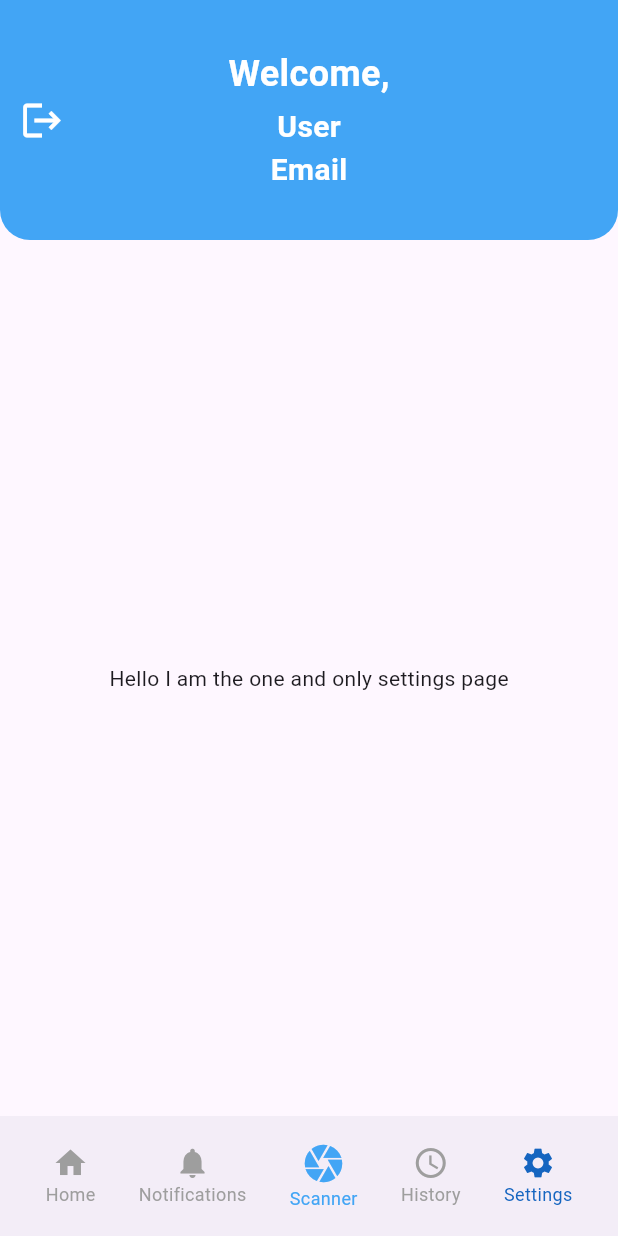
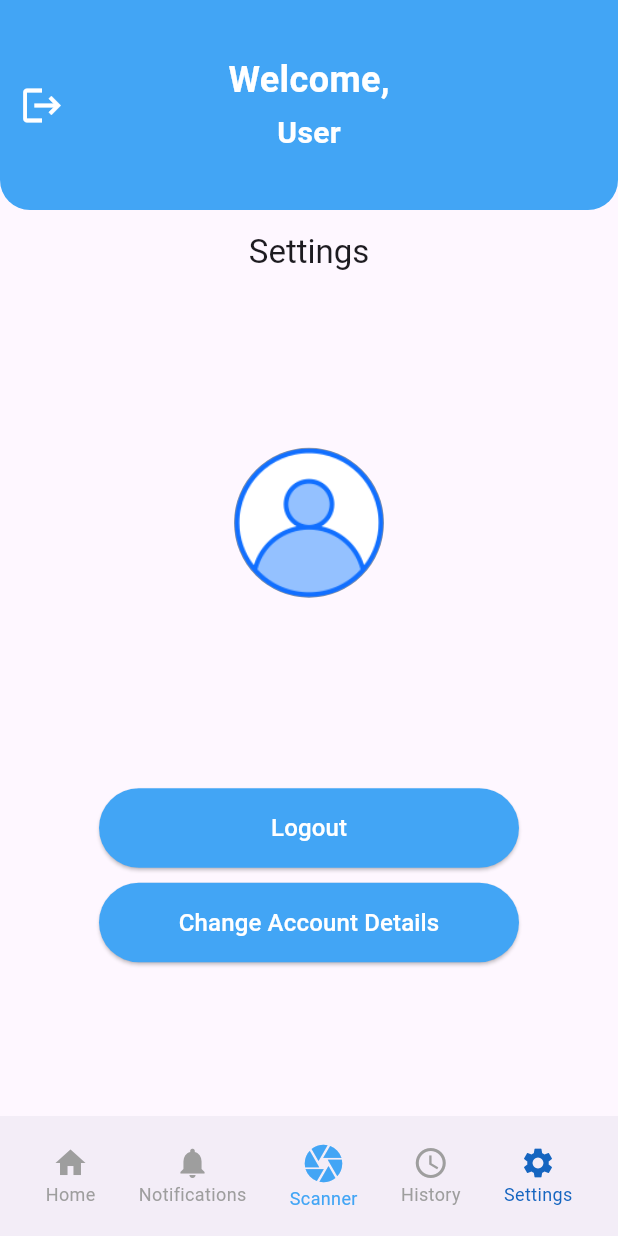
Before and after one commit to sumira/lottery-scanner-app, a Flutter app: the screen it shows after launch, item 5 of the bottom bar chosen, on a phone screen of 412 x 824 dp. Run offline on Flutter 3.47's test engine with Material 3 defaults, Android fonts, the light colour scheme and no system bars; our stand-ins replace cloud_firestore, firebase_auth, firebase_core; accounts and stored records are empty.

Commit message:
settings screen added

```diff
--- a/lib/pages/settings.dart
+++ b/lib/pages/settings.dart
@@ -1,16 +1,110 @@
+// File: lib/pages/settings_page.dart
+
+import 'package:cloud_firestore/cloud_firestore.dart';
+import 'package:firebase_auth/firebase_auth.dart';
 import 'package:flutter/material.dart';
+import 'package:lottery_app/services/authentication.dart';
 
-class SettingsPage extends StatelessWidget {
-  const SettingsPage({super.key});
+class SettingsPage extends StatefulWidget {
+  const SettingsPage({Key? key}) : super(key: key);
+
+  @override
+  _SettingsPageState createState() => _SettingsPageState();
+}
+
+class _SettingsPageState extends State<SettingsPage> {
+  // Services
+  final AuthServices _authServices = AuthServices();
+  final FirebaseAuth _auth = FirebaseAuth.instance;
+  final FirebaseFirestore _firestore = FirebaseFirestore.instance;
+
+  // User information
+  String userName = '';
+  String userEmail = '';
+
+  @override
+  void initState() {
+    super.initState();
+    _loadUserData();
+  }
+
+  Future<void> _loadUserData() async {
+    User? user = _auth.currentUser;
+    if (user != null) {
+      DocumentSnapshot userData =
+          await _firestore.collection('users').doc(user.uid).get();
+      setState(() {
+        userName = userData['name'] ?? 'Unknown User';
+        userEmail = user.email ?? '';
+      });
+    }
+  }
 
   @override
   Widget build(BuildContext context) {
-    return const Scaffold(
-        body: Center(
-      child: Column(
-        mainAxisAlignment: MainAxisAlignment.center,
-        children: [Text("Hello I am the one and only settings page")],
+    return Scaffold(
+      appBar: AppBar(
+        title: const Center(child: Text('Settings')),
       ),
-    ));
+      body: Center(
+        child: Column(
+          mainAxisAlignment: MainAxisAlignment.center,
+          children: [
+            const CircleAvatar(
+              radius: 50,
+              backgroundImage: AssetImage('assets/signup.png'),
+              backgroundColor: Colors.grey,
+            ),
+            const SizedBox(height: 20),
+            Text(
+              userName,
+              style: const TextStyle(fontSize: 24, fontWeight: FontWeight.bold),
+            ),
+            const SizedBox(height: 10),
+            Text(
+              userEmail,
+              style: TextStyle(fontSize: 16, color: Colors.grey[600]),
+            ),
+            const SizedBox(height: 40),
+            SettingsButton(
+              text: 'Logout',
+              onPressed: () async {
+                await _authServices.signOut();
+                Navigator.of(context).pushReplacementNamed('/login');
+              },
+            ),
+            const SizedBox(height: 10),
+            SettingsButton(
+              text: 'Change Account Details',
+              onPressed: () {},
+            ),
+          ],
+        ),
+      ),
+    );
   }
 }
+
+class SettingsButton extends StatelessWidget {
+  final String text;
+  final VoidCallback onPressed;
+
+  const SettingsButton({required this.text, required this.onPressed, Key? key})
+      : super(key: key);
+
+  @override
+  Widget build(BuildContext context) {
+    return ElevatedButton(
+      onPressed: onPressed,
+      style: ElevatedButton.styleFrom(
+        backgroundColor: Colors.blue[400],
+        padding: const EdgeInsets.symmetric(horizontal: 50, vertical: 15),
+        minimumSize: const Size(280, 50),
+      ),
+      child: Text(
+        text,
+        style: const TextStyle(color: Colors.white, fontSize: 16),
+      ),
+    );
+  }
+}
--- a/lib/screens/home/home.dart
+++ b/lib/screens/home/home.dart
@@ -2,7 +2,6 @@ import 'package:firebase_auth/firebase_auth.dart';
 import 'package:flutter/material.dart';
 import 'package:lottery_app/pages/login/signUp/login.dart';
 import 'package:lottery_app/pages/scanner.dart';
-import 'package:lottery_app/routes/routes.dart';
 import 'package:lottery_app/screens/home/home_page.dart';
 import 'package:lottery_app/pages/lottery_history.dart';
 import 'package:lottery_app/pages/notifications.dart';
@@ -20,7 +19,7 @@ class Home extends StatefulWidget {
 class _HomeState extends State<Home> {
   int _selectedIndex = 0;
   String? userName;
-  String? userEmail;
+  //String? userEmail;
 
   @override
   void initState() {
@@ -41,7 +40,7 @@ class _HomeState extends State<Home> {
         if (userSnapshot.docs.isNotEmpty) {
           setState(() {
             userName = userSnapshot.docs.first['name'];
-            userEmail = userSnapshot.docs.first['email'];
+            //userEmail = userSnapshot.docs.first['email'];
           });
         } else {
           setState(() {
@@ -81,7 +80,7 @@ class _HomeState extends State<Home> {
   Widget build(BuildContext context) {
     return Scaffold(
       appBar: AppBar(
-        toolbarHeight: 160,
+        toolbarHeight: 140,
         leading: IconButton(
           icon: const Icon(
             Icons.logout,
@@ -118,13 +117,13 @@ class _HomeState extends State<Home> {
                     fontSize: 20,
                     fontWeight: FontWeight.bold),
               ),
-              Text(
-                userEmail ?? 'Email',
-                style: const TextStyle(
-                    color: Colors.white,
-                    fontSize: 20,
-                    fontWeight: FontWeight.bold),
-              ),
+              // Text(
+              //   userEmail ?? 'Email',
+              //   style: const TextStyle(
+              //       color: Colors.white,
+              //       fontSize: 20,
+              //       fontWeight: FontWeight.bold),
+              // ),
             ],
           ),
         ),
```
